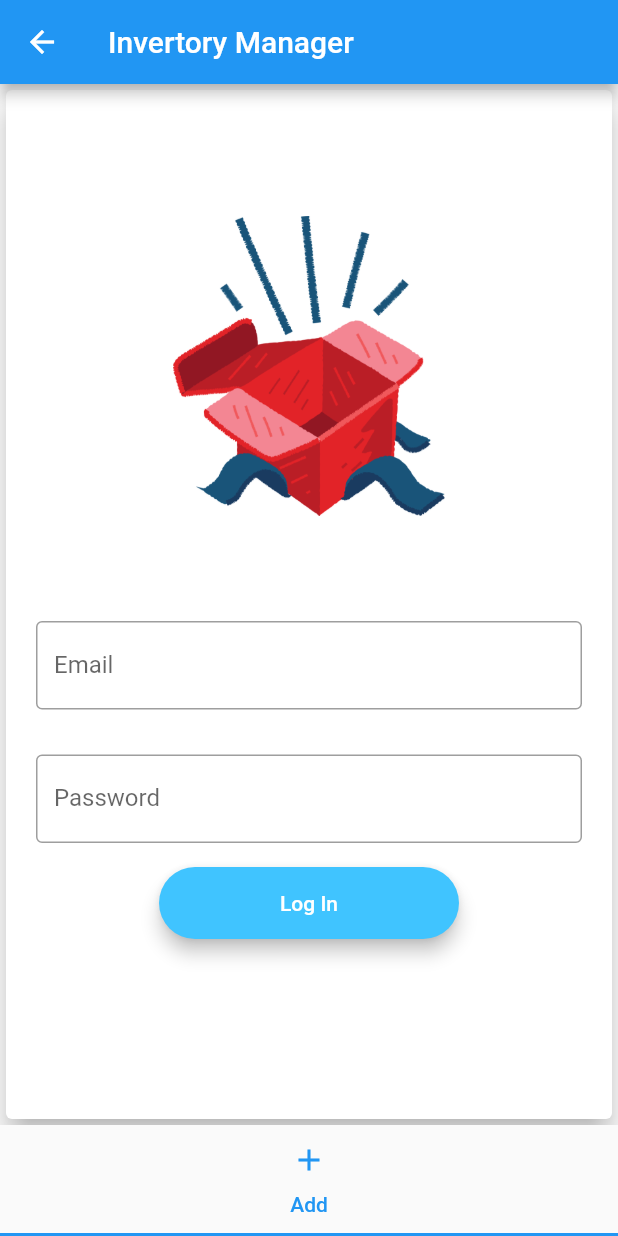
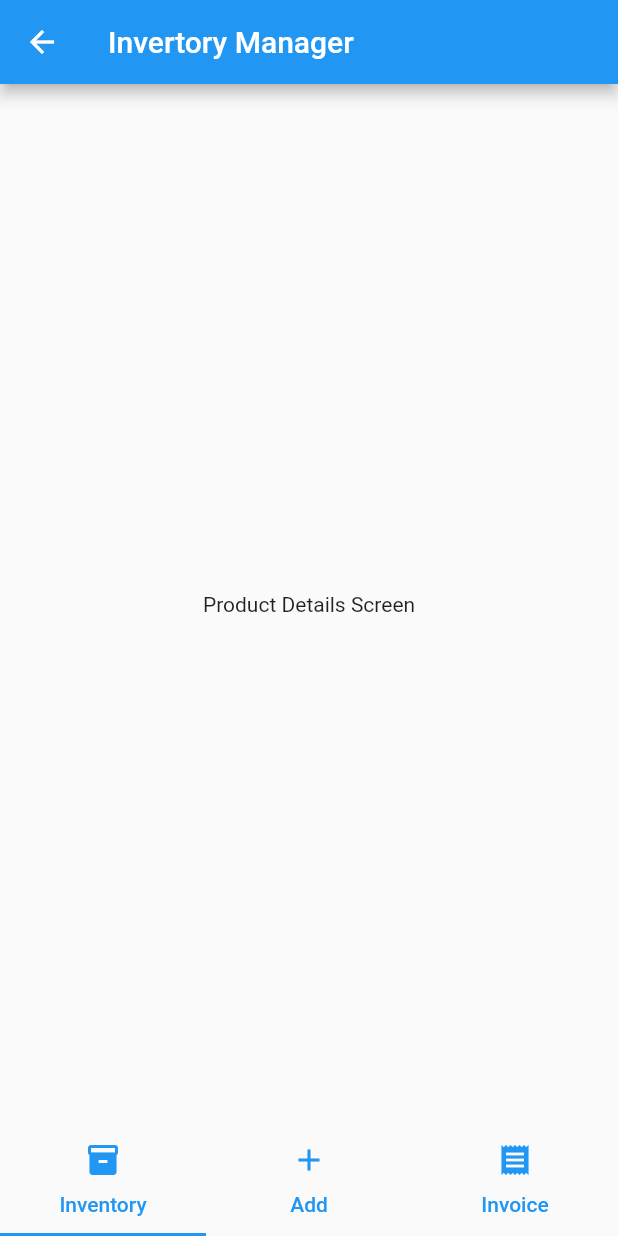
Before and after one commit to mohilkhare1708/MLIMS, a Flutter app: the HomeScreen screen opened by its route, on a phone screen of 412 x 824 dp. Run offline on Flutter 3.47's test engine with Material 2 defaults, Android fonts, the phone set to English and light mode, and no system bars; our stand-ins replace form_validator.

Commit message:
Screens and Routing

```diff
--- a/client/lib/components/login_form.dart
+++ b/client/lib/components/login_form.dart
@@ -40,7 +40,7 @@ class _LoginFormState extends State<LoginForm> {
               labelText: 'Email',
               border: OutlineInputBorder(),
             ),
-            validator: ValidationBuilder().email('Required').build(),
+            validator: ValidationBuilder().email('Enter a valid email').build(),
           ),
           SizedBox(
             height: 30.0,
--- a/client/lib/screens/home_screen.dart
+++ b/client/lib/screens/home_screen.dart
@@ -1,4 +1,7 @@
+import 'package:client/screens/add_product_scren.dart';
+import 'package:client/screens/invoice_screen.dart';
 import 'package:client/screens/login_screen.dart';
+import 'package:client/screens/product_details_screen.dart';
 import 'package:flutter/material.dart';
 
 class HomeScreen extends StatelessWidget {
@@ -18,12 +21,23 @@ class HomeScreen extends StatelessWidget {
         ),
         body: TabBarView(
           children: [
-            // todo: Add all the screens containers in this list
-            LoginScreen(),
+            ProductDetailsScreen(),
+            AddProductScreen(),
+            InvoiceScreen(),
           ],
         ),
         bottomNavigationBar: TabBar(
           tabs: const <Widget>[
+            Tab(
+              icon: Icon(
+                Icons.inventory,
+                color: Colors.blue,
+              ),
+              child: Text(
+                'Inventory',
+                style: TextStyle(color: Colors.blue),
+              ),
+            ),
             Tab(
               icon: Icon(
                 Icons.add,
@@ -34,6 +48,16 @@ class HomeScreen extends StatelessWidget {
                 style: TextStyle(color: Colors.blue),
               ),
             ),
+            Tab(
+              icon: Icon(
+                Icons.receipt,
+                color: Colors.blue,
+              ),
+              child: Text(
+                'Invoice',
+                style: TextStyle(color: Colors.blue),
+              ),
+            ),
           ],
         ),
       ),
--- a/client/lib/screens/login_screen.dart
+++ b/client/lib/screens/login_screen.dart
@@ -1,4 +1,7 @@
+import 'dart:async';
+
 import 'package:client/components/login_form.dart';
+import 'package:client/screens/home_screen.dart';
 import 'package:flutter/material.dart';
 
 class LoginScreen extends StatefulWidget {
@@ -14,10 +17,7 @@ class _LoginScreenState extends State<LoginScreen> {
     return Scaffold(
       body: Center(
         child: Container(
-          child: Card(
-            elevation: 8.0,
-            child: Column(
-              mainAxisAlignment: MainAxisAlignment.center,
+          child: ListView(
             children: [
               Container(
                 height: 200.0,
@@ -28,7 +28,19 @@ class _LoginScreenState extends State<LoginScreen> {
                 ),
               ),
               SizedBox(
-                  height: 50.0,
+                height: 20.0,
+              ),
+              Text(
+                'Inventory Manager',
+                style: TextStyle(
+                  fontSize: 30.0,
+                  fontWeight: FontWeight.bold,
+                  color: Colors.lightBlueAccent,
+                ),
+                textAlign: TextAlign.center,
+              ),
+              SizedBox(
+                height: 70.0,
               ),
               Padding(
                 padding: const EdgeInsets.all(20.0),
@@ -36,6 +48,7 @@ class _LoginScreenState extends State<LoginScreen> {
                   onSubmit: (email, password) {
                     print('Email: $email');
                     print('Password: $password');
+                    Navigator.pushNamed(context, HomeScreen.id);
                   },
                 ),
               ),
@@ -43,7 +56,6 @@ class _LoginScreenState extends State<LoginScreen> {
           ),
         ),
       ),
-      ),
     );
   }
 }
--- /dev/null
+++ b/client/lib/screens/product_details_screen.dart
@@ -0,0 +1,15 @@
+import 'package:flutter/material.dart';
+
+class ProductDetailsScreen extends StatefulWidget {
+  @override
+  _ProductDetailsScreenState createState() => _ProductDetailsScreenState();
+}
+
+class _ProductDetailsScreenState extends State<ProductDetailsScreen> {
+  @override
+  Widget build(BuildContext context) {
+    return Center(
+      child: Text('Product Details Screen'),
+    );
+  }
+}
```
Also changed, not shown: client/lib/screens/add_product_scren.dart (added, +15 -0 lines), client/lib/screens/invoice_screen.dart (added, +15 -0 lines). Lines whose indentation alone changed are shown as unchanged.
